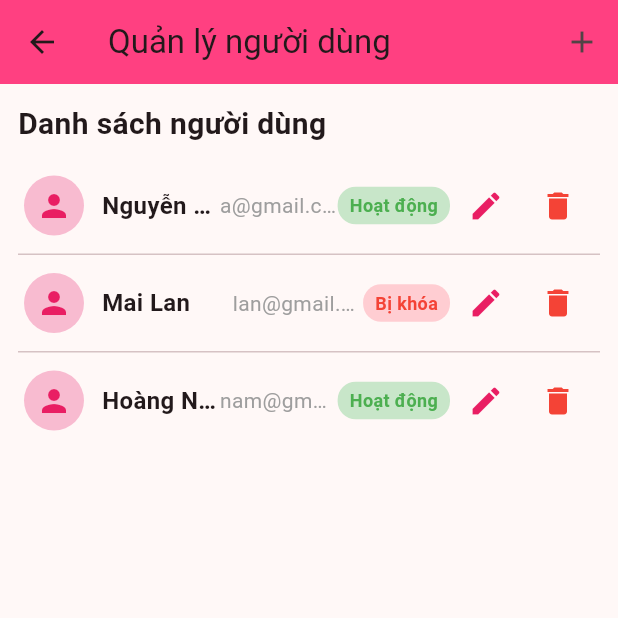
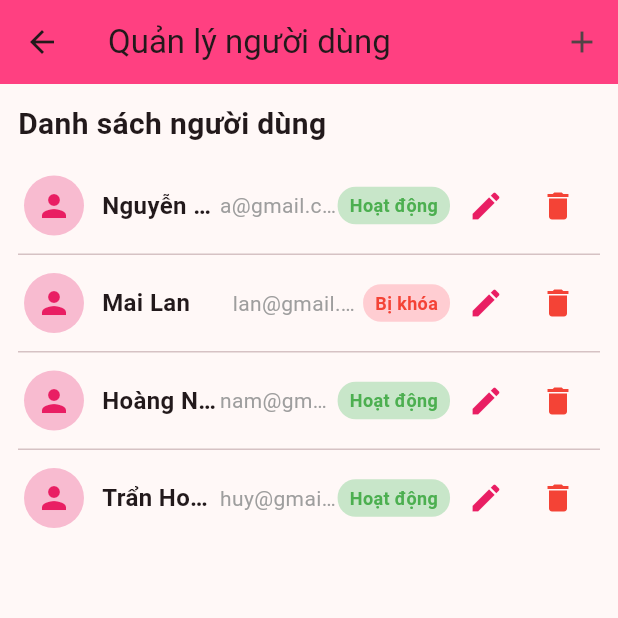
Before and after one commit to NartHoangHuy/APP_HENHO, a Flutter app: the UserListScreen screen opened directly, on a phone screen of 412 x 824 dp, the top half of it. Run offline on Flutter 3.47's test engine with Material 3 defaults, Android fonts, the phone set to English and light mode, and no system bars; our stand-ins replace flutter_card_swiper, image_picker, shared_preferences; accounts and stored records are empty.

Commit message:
Update list_screen

```diff
--- a/app_henho/lib/screen/admin/user_list_screen.dart
+++ b/app_henho/lib/screen/admin/user_list_screen.dart
@@ -13,6 +13,8 @@ class _UserListScreenState extends State<UserListScreen> {
     {'name': 'Nguyễn Văn A', 'email': 'a@gmail.com', 'status': 'Hoạt động'},
     {'name': 'Mai Lan', 'email': 'lan@gmail.com', 'status': 'Bị khóa'},
     {'name': 'Hoàng Nam', 'email': 'nam@gmail.com', 'status': 'Hoạt động'},
+    {'name': 'Trẩn Hoàng Huy', 'email': 'huy@gmail.com', 'status': 'Hoạt động'},
+    //them du lieu Tran Hoang Huydasdasdasdasdas
   ];
 
   void _deleteUser(int index) {
```
